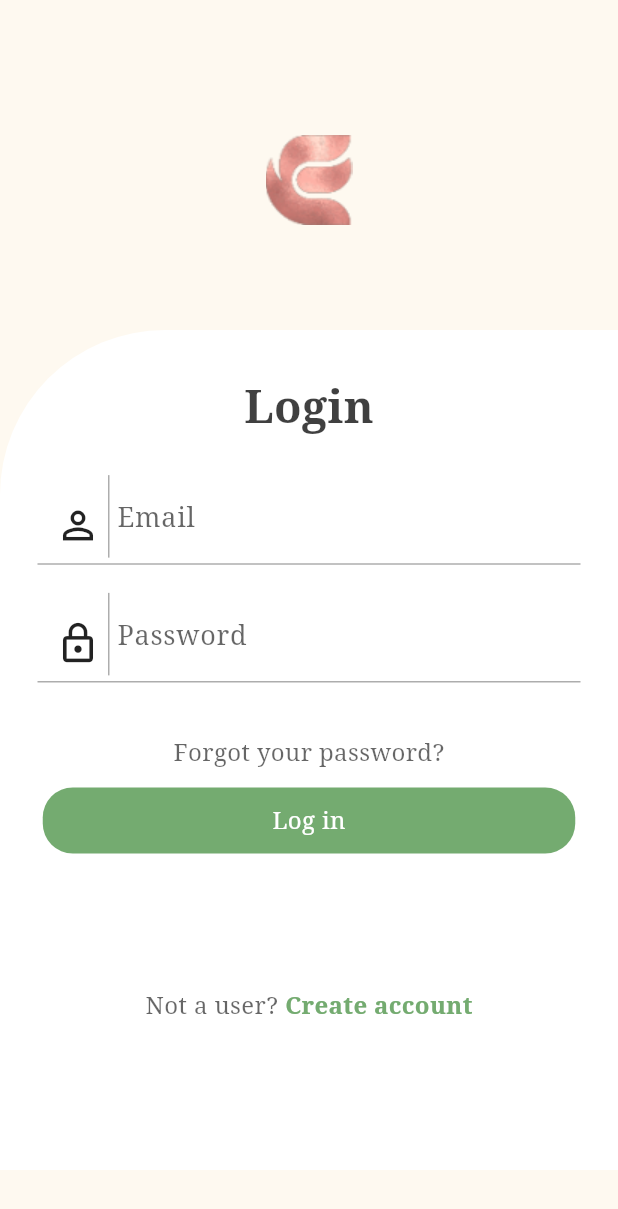
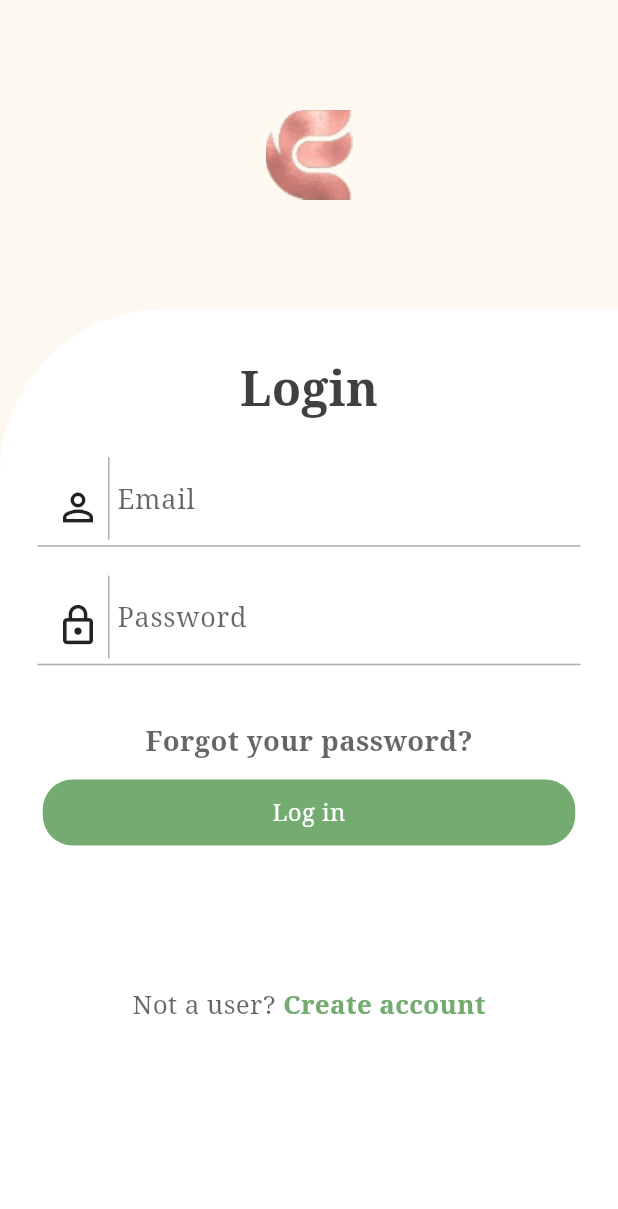
Before and after one commit to Ahmedmahmouddd/eunoia, a Flutter app: the LoginPage screen opened directly, on a phone screen of 412 x 824 dp. Shown: the top 1209 px of the screen. Run offline on Flutter 3.47's test engine with Material 3 defaults, Android fonts, the phone set to English and light mode, and no system bars; our stand-ins replace animated_splash_screen, flutter_screenutil, page_transition; project files that could hold a hidden picture were left out.

Commit message:
Slight improves

```diff
--- a/lib/Screens/LoginPage.dart
+++ b/lib/Screens/LoginPage.dart
@@ -1,8 +1,9 @@
-// ignore_for_file: file_names
+// ignore_for_file: file_names, sized_box_for_whitespace
 import 'package:eunoia/Constants/Constants.dart';
 import 'package:eunoia/Screens/RegisterPage1.dart';
 import 'package:eunoia/Widgets/CustomButton.dart';
 import 'package:flutter/material.dart';
+import 'package:flutter_screenutil/flutter_screenutil.dart';
 import '../Widgets/CustomLoginTextField.dart';
 
 class LoginPage extends StatelessWidget {
@@ -10,78 +11,74 @@ class LoginPage extends StatelessWidget {
 
   @override
   Widget build(BuildContext context) {
+    double screenHeight = MediaQuery.of(context).size.height;
+
     return Scaffold(
       backgroundColor: KprimaryBeige,
       body: SingleChildScrollView(
-        physics: const BouncingScrollPhysics(),
+        child: Column(
+          children: [
+            Container(
+                height: screenHeight * 0.25,
+                child: Image.asset('assets/logo 1.png')),
+            Container(
+              height: screenHeight * 0.75,
+              decoration: const BoxDecoration(
+                color: Colors.white,
+                borderRadius: BorderRadius.only(topLeft: Radius.circular(110)),
+              ),
               child: Column(
                 children: [
                   Padding(
-              padding: const EdgeInsets.only(top: 90),
-              child: Image.asset('assets/logo 1.png'),
-            ),
-            Padding(
-              padding: const EdgeInsets.only(top: 70.0),
-              child: Container(
-                height: 560,
-                width: double.infinity,
-                decoration: const BoxDecoration(
-                  color: Colors.white,
-                  borderRadius:
-                      BorderRadius.only(topLeft: Radius.circular(110)),
-                ),
-                child: Column(
-                  children: [
-                    const Padding(
-                      padding: EdgeInsets.only(top: 30.0),
+                    padding: EdgeInsets.only(top: 25.h),
                     child: Center(
                         child: Text(
                       'Login',
                       style: TextStyle(
-                            color: Color.fromRGBO(0, 0, 0, 0.75),
+                          color: const Color.fromRGBO(0, 0, 0, 0.75),
                           fontFamily: 'Source Serif Pro',
                           fontWeight: FontWeight.w600,
-                            fontSize: 30),
+                          fontSize: 28.sp),
                     )),
                   ),
-                    const SizedBox(height: 20),
+                  SizedBox(height: 16.h),
                   Padding(
                     padding: const EdgeInsets.symmetric(horizontal: 25),
                     child: CustomLoginTextField(
                         label: 'Email',
                         icon: const Icon(Icons.person_outline, size: 30)),
                   ),
-                    const SizedBox(height: 15),
+                  SizedBox(height: 13.h),
                   Padding(
                       padding: const EdgeInsets.symmetric(horizontal: 25),
                       child: CustomLoginTextField(
                         label: 'Password',
                         icon: const Icon(Icons.lock_outline, size: 30),
                       )),
-                    const SizedBox(height: 35),
-                    const Center(
+                  SizedBox(height: 31.h),
+                  Center(
                     child: Text('Forgot your password?',
                         style: TextStyle(
-                              color: Color.fromRGBO(0, 0, 0, 0.6),
+                            color: const Color.fromRGBO(0, 0, 0, 0.6),
                             fontFamily: 'Source Serif Pro',
-                              fontWeight: FontWeight.w300,
-                              fontSize: 16)),
+                            fontWeight: FontWeight.w700,
+                            fontSize: 16.sp)),
                   ),
-                    const SizedBox(height: 12),
+                  SizedBox(height: 11.h),
                   CustomButton(
                     title: 'Log in',
                   ),
-                    const SizedBox(
-                      height: 90,
+                  SizedBox(
+                    height: 78.h,
                   ),
                   Row(
                     mainAxisAlignment: MainAxisAlignment.center,
                     children: [
-                        const Text('Not a user? ',
+                      Text('Not a user? ',
                           style: TextStyle(
                               fontWeight: FontWeight.w500,
-                                color: Color.fromRGBO(0, 0, 0, 0.6),
-                                fontSize: 16,
+                              color: const Color.fromRGBO(0, 0, 0, 0.6),
+                              fontSize: 14.5.h,
                               fontFamily: 'Source Serif Pro')),
                       GestureDetector(
                         onTap: () {
@@ -90,19 +87,18 @@ class LoginPage extends StatelessWidget {
                             return const RegisterPage1();
                           }));
                         },
-                          child: const Text(
+                        child: Text(
                           'Create account',
                           style: TextStyle(
                               fontWeight: FontWeight.w800,
                               color: KprimaryGreen,
-                                fontSize: 16,
+                              fontSize: 14.5.h,
                               fontFamily: 'Source Serif Pro'),
                         ),
                       ),
                     ],
                   ),
                 ],
-                ),
               ),
             )
           ],
--- a/lib/Screens/RegisterPage1.dart
+++ b/lib/Screens/RegisterPage1.dart
@@ -30,7 +30,7 @@ class RegisterPage1 extends StatelessWidget {
               child: Column(
                 children: [
                   Padding(
-                    padding: EdgeInsets.only(top: 25.0.h),
+                    padding: EdgeInsets.only(top: 25.h),
                     child: Center(
                         child: Text(
                       'Register',
@@ -38,7 +38,7 @@ class RegisterPage1 extends StatelessWidget {
                           color: const Color.fromRGBO(0, 0, 0, 0.75),
                           fontFamily: 'Source Serif Pro',
                           fontWeight: FontWeight.w600,
-                          fontSize: 27.sp),
+                          fontSize: 28.sp),
                     )),
                   ),
                   SizedBox(height: 15.h),
--- a/lib/Screens/RegisterPage5.dart
+++ b/lib/Screens/RegisterPage5.dart
@@ -53,7 +53,7 @@ class _RegisterPage5State extends State<RegisterPage5> {
                       child: Text(
                         'More Details',
                         style: TextStyle(
-                          color: Color.fromRGBO(0, 0, 0, 0.75),
+                          color: const Color.fromRGBO(0, 0, 0, 0.75),
                           fontFamily: 'Source Serif Pro',
                           fontWeight: FontWeight.w600,
                           fontSize: 28.sp,
@@ -67,7 +67,7 @@ class _RegisterPage5State extends State<RegisterPage5> {
                       Align(
                         alignment: Alignment.topLeft,
                         child: Padding(
-                          padding: EdgeInsets.only(left: 32.0),
+                          padding: const EdgeInsets.only(left: 32.0),
                           child: Text(
                             'Words that describe your business',
                             style: TextStyle(
@@ -133,8 +133,8 @@ class _RegisterPage5State extends State<RegisterPage5> {
                                           item,
                                           style: TextStyle(
                                               fontSize: 14.sp,
-                                              color:
-                                                  Color.fromRGBO(0, 0, 0, 0.6)),
+                                              color: const Color.fromRGBO(
+                                                  0, 0, 0, 0.6)),
                                         ),
                                       ))
                                   .toList(),
@@ -145,7 +145,7 @@ class _RegisterPage5State extends State<RegisterPage5> {
                       ),
                       SizedBox(height: 15.h),
                       Padding(
-                        padding: EdgeInsets.only(left: 32.0),
+                        padding: const EdgeInsets.only(left: 32.0),
                         child: Align(
                           alignment: Alignment.topLeft,
                           child: Text(
@@ -175,7 +175,7 @@ class _RegisterPage5State extends State<RegisterPage5> {
                             Positioned.fill(
                               child: Icon(
                                 Icons.image_outlined,
-                                color: Color.fromRGBO(0, 0, 0, 0.4),
+                                color: const Color.fromRGBO(0, 0, 0, 0.4),
                                 size: 50.sp,
                               ),
                             ),
```
Lines whose indentation alone changed are shown as unchanged.
